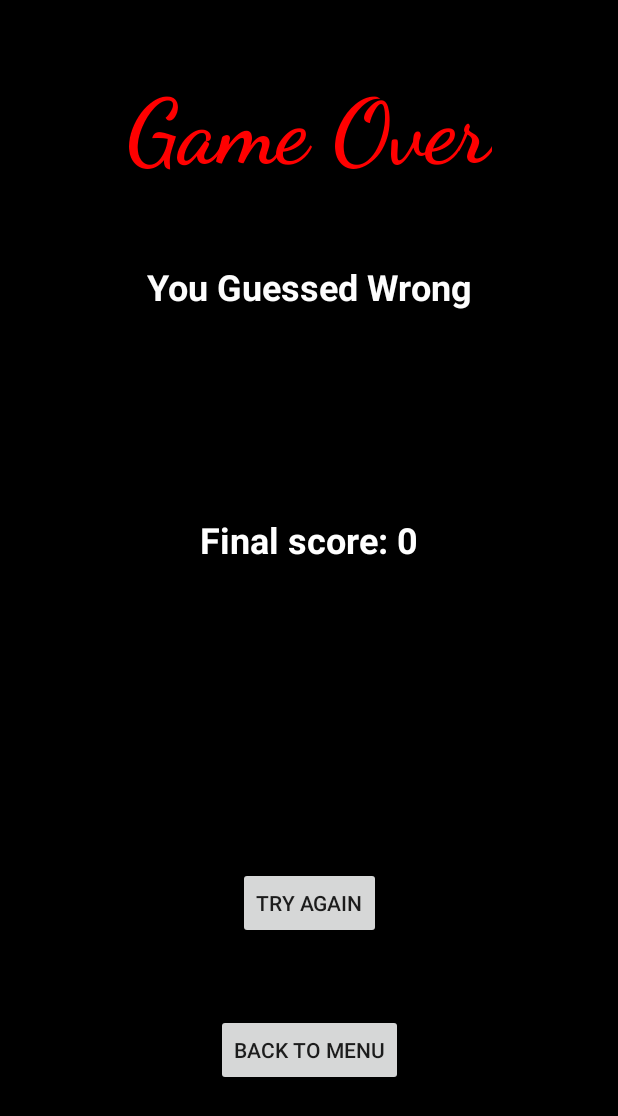
After one commit to MouhammadAzroun/Card-Guess, an Android app: the Lose_Activity screen opened directly, with no data from a screen before it, on a phone screen of 412 x 824 dp. The commit adds this screen. Shown: the top 1116 px of the screen. Run offline under Robolectric (Android 15) with nearby library versions, the phone set to English and light mode, and no system bars.

Commit message:
lose activity

```diff
--- a/app/src/main/AndroidManifest.xml
+++ b/app/src/main/AndroidManifest.xml
@@ -12,6 +12,13 @@
         android:supportsRtl="true"
         android:theme="@style/Theme.CardGuessing"
         tools:targetApi="31">
+        <activity
+            android:name=".Lose_Activity"
+            android:exported="false">
+            <meta-data
+                android:name="android.app.lib_name"
+                android:value="" />
+        </activity>
         <activity
             android:name=".Game_Activity"
             android:exported="false">
--- a/app/src/main/java/com/example/cardguessing/Game_Activity.kt
+++ b/app/src/main/java/com/example/cardguessing/Game_Activity.kt
@@ -1,5 +1,6 @@
 package com.example.cardguessing
 
+import android.content.Intent
 import androidx.appcompat.app.AppCompatActivity
 import android.os.Bundle
 import android.widget.Button
@@ -56,7 +57,9 @@ class Game_Activity : AppCompatActivity() {
             score.text = "Score: $scoreCounter"
         }
         else{
-            finish()
+            val intent = Intent(this, Lose_Activity :: class.java)
+            intent.putExtra("KEY", scoreCounter)
+            startActivity(intent)
         }
     }
 
@@ -71,7 +74,9 @@ class Game_Activity : AppCompatActivity() {
             score.text = "Score: $scoreCounter"
         }
         else{
-            finish()
+            val intent = Intent(this, Lose_Activity :: class.java)
+            intent.putExtra("KEY", scoreCounter)
+            startActivity(intent)
         }
     }
 
--- /dev/null
+++ b/app/src/main/java/com/example/cardguessing/Lose_Activity.kt
@@ -0,0 +1,32 @@
+package com.example.cardguessing
+
+import android.content.Intent
+import android.os.Bundle
+import android.widget.Button
+import android.widget.TextView
+import androidx.appcompat.app.AppCompatActivity
+
+class Lose_Activity : AppCompatActivity() {
+    lateinit var finalScore : TextView
+
+    override fun onCreate(savedInstanceState: Bundle?) {
+        super.onCreate(savedInstanceState)
+        setContentView(R.layout.activity_lose)
+
+        finalScore = findViewById(R.id.finalScoreTextView)
+        var scoreFromGame = intent.getIntExtra("KEY",0 )
+        finalScore.text = "Final score: $scoreFromGame"
+
+        val tryAgainButton = findViewById<Button>(R.id.tryAgainButton)
+        tryAgainButton.setOnClickListener{
+            val intent = Intent(this, Game_Activity :: class.java)
+            startActivity(intent)
+        }
+
+        val finishButton = findViewById<Button>(R.id.finishButton)
+        finishButton.setOnClickListener{
+            val intent = Intent(this, MainActivity :: class.java)
+            startActivity(intent)
+        }
+    }
+}
--- a/app/src/main/res/layout/activity_game.xml
+++ b/app/src/main/res/layout/activity_game.xml
@@ -43,10 +43,11 @@
 
     <TextView
         android:id="@+id/questionTextView"
-        android:layout_width="141dp"
-        android:layout_height="15dp"
+        android:layout_width="297dp"
+        android:layout_height="41dp"
         android:layout_marginBottom="180dp"
         android:text="Which Card is bigger?"
+        android:textAlignment="center"
         android:textColor="#FFFFFF"
         android:textStyle="bold"
         app:layout_constraintBottom_toBottomOf="parent"
--- /dev/null
+++ b/app/src/main/res/layout/activity_lose.xml
@@ -0,0 +1,71 @@
+<?xml version="1.0" encoding="utf-8"?>
+<androidx.constraintlayout.widget.ConstraintLayout xmlns:android="http://schemas.android.com/apk/res/android"
+    xmlns:app="http://schemas.android.com/apk/res-auto"
+    xmlns:tools="http://schemas.android.com/tools"
+    android:layout_width="match_parent"
+    android:layout_height="match_parent"
+    android:background="#000000"
+    tools:context=".Lose_Activity">
+
+    <TextView
+        android:id="@+id/textView4"
+        android:layout_width="wrap_content"
+        android:layout_height="wrap_content"
+        android:layout_marginTop="50dp"
+        android:fontFamily="cursive"
+        android:shadowColor="#000000"
+        android:text="Game Over"
+        android:textAppearance="@style/TextAppearance.AppCompat.Body1"
+        android:textColor="#FF0000"
+        android:textSize="60sp"
+        android:textStyle="bold"
+        app:layout_constraintEnd_toEndOf="parent"
+        app:layout_constraintStart_toStartOf="parent"
+        app:layout_constraintTop_toTopOf="parent" />
+
+    <TextView
+        android:id="@+id/textView5"
+        android:layout_width="wrap_content"
+        android:layout_height="wrap_content"
+        android:layout_marginTop="50dp"
+        android:text="You Guessed Wrong"
+        android:textColor="#FDFDFD"
+        android:textSize="24sp"
+        android:textStyle="bold"
+        app:layout_constraintEnd_toEndOf="parent"
+        app:layout_constraintStart_toStartOf="parent"
+        app:layout_constraintTop_toBottomOf="@+id/textView4" />
+
+    <TextView
+        android:id="@+id/finalScoreTextView"
+        android:layout_width="wrap_content"
+        android:layout_height="wrap_content"
+        android:layout_marginTop="136dp"
+        android:text="TextView"
+        android:textColor="#FFFFFF"
+        android:textSize="24sp"
+        android:textStyle="bold"
+        app:layout_constraintEnd_toEndOf="parent"
+        app:layout_constraintStart_toStartOf="parent"
+        app:layout_constraintTop_toBottomOf="@+id/textView5" />
+
+    <Button
+        android:id="@+id/finishButton"
+        android:layout_width="wrap_content"
+        android:layout_height="wrap_content"
+        android:layout_marginBottom="100dp"
+        android:text="Back To Menu"
+        app:layout_constraintBottom_toBottomOf="parent"
+        app:layout_constraintEnd_toEndOf="parent"
+        app:layout_constraintStart_toStartOf="parent" />
+
+    <Button
+        android:id="@+id/tryAgainButton"
+        android:layout_width="wrap_content"
+        android:layout_height="wrap_content"
+        android:layout_marginBottom="50dp"
+        android:text="Try Again"
+        app:layout_constraintBottom_toTopOf="@+id/finishButton"
+        app:layout_constraintEnd_toEndOf="parent"
+        app:layout_constraintStart_toStartOf="parent" />
+</androidx.constraintlayout.widget.ConstraintLayout>
```
